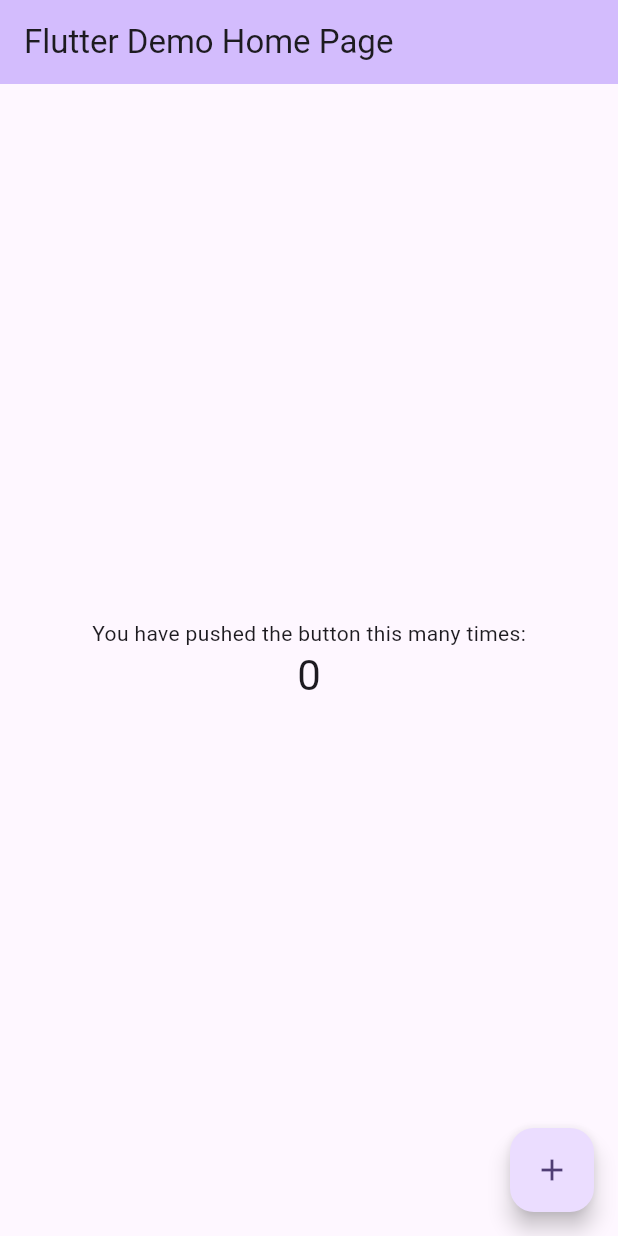
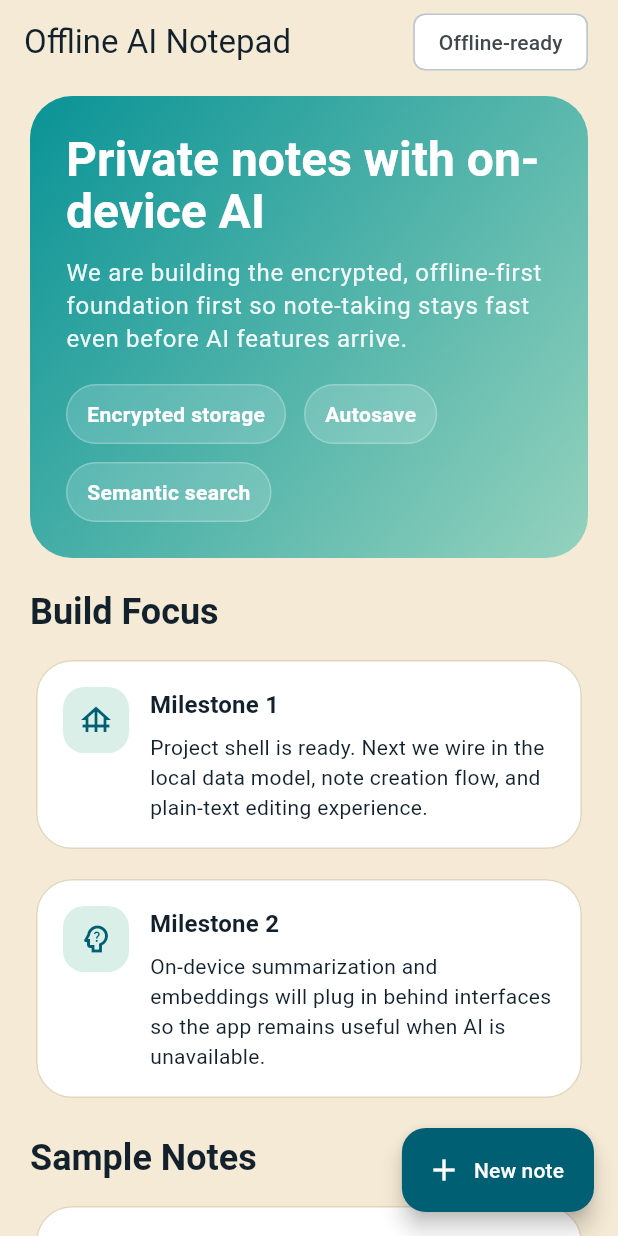
Before and after one commit to atikulmunna/offline-ai-notepad, a Flutter app: the screen it shows after launch, on a phone screen of 412 x 824 dp. Run offline on Flutter 3.47's test engine with Material 3 defaults, Android fonts, the phone set to English and light mode, and no system bars.

Commit message:
Replace template app with project shell

```diff
--- /dev/null
+++ b/lib/app/app.dart
@@ -0,0 +1,18 @@
+import 'package:flutter/material.dart';
+
+import 'theme/app_theme.dart';
+import '../features/notes/presentation/home_page.dart';
+
+class OfflineAiNotepadApp extends StatelessWidget {
+  const OfflineAiNotepadApp({super.key});
+
+  @override
+  Widget build(BuildContext context) {
+    return MaterialApp(
+      title: 'Offline AI Notepad',
+      debugShowCheckedModeBanner: false,
+      theme: AppTheme.light(),
+      home: const NotesHomePage(),
+    );
+  }
+}
--- /dev/null
+++ b/lib/app/theme/app_theme.dart
@@ -0,0 +1,68 @@
+import 'package:flutter/material.dart';
+
+class AppTheme {
+  static ThemeData light() {
+    const accent = Color(0xFF005F73);
+    const sand = Color(0xFFF4EAD5);
+    const ink = Color(0xFF12212C);
+
+    final colorScheme = ColorScheme.fromSeed(
+      seedColor: accent,
+      brightness: Brightness.light,
+      primary: accent,
+      secondary: const Color(0xFF94D2BD),
+      surface: Colors.white,
+    );
+
+    return ThemeData(
+      useMaterial3: true,
+      colorScheme: colorScheme,
+      scaffoldBackgroundColor: sand,
+      textTheme: const TextTheme(
+        headlineLarge: TextStyle(
+          fontSize: 32,
+          fontWeight: FontWeight.w700,
+          color: ink,
+          height: 1.1,
+        ),
+        headlineSmall: TextStyle(
+          fontSize: 24,
+          fontWeight: FontWeight.w700,
+          color: ink,
+        ),
+        titleMedium: TextStyle(
+          fontSize: 16,
+          fontWeight: FontWeight.w600,
+          color: ink,
+        ),
+        bodyLarge: TextStyle(
+          fontSize: 16,
+          color: ink,
+          height: 1.4,
+        ),
+        bodyMedium: TextStyle(
+          fontSize: 14,
+          color: ink,
+          height: 1.4,
+        ),
+      ),
+      appBarTheme: const AppBarTheme(
+        backgroundColor: Colors.transparent,
+        foregroundColor: ink,
+        elevation: 0,
+      ),
+      cardTheme: CardThemeData(
+        color: Colors.white,
+        elevation: 0,
+        shape: RoundedRectangleBorder(
+          borderRadius: BorderRadius.circular(24),
+          side: const BorderSide(color: Color(0xFFE2D6BE)),
+        ),
+      ),
+      floatingActionButtonTheme: const FloatingActionButtonThemeData(
+        backgroundColor: accent,
+        foregroundColor: Colors.white,
+      ),
+    );
+  }
+}
--- /dev/null
+++ b/lib/features/notes/presentation/home_page.dart
@@ -0,0 +1,223 @@
+import 'package:flutter/material.dart';
+
+class NotesHomePage extends StatelessWidget {
+  const NotesHomePage({super.key});
+
+  @override
+  Widget build(BuildContext context) {
+    final theme = Theme.of(context);
+
+    return Scaffold(
+      appBar: AppBar(
+        title: const Text('Offline AI Notepad'),
+        actions: const [
+          Padding(
+            padding: EdgeInsets.only(right: 20),
+            child: Chip(
+              label: Text('Offline-ready'),
+            ),
+          ),
+        ],
+      ),
+      floatingActionButton: FloatingActionButton.extended(
+        onPressed: () {},
+        icon: const Icon(Icons.add),
+        label: const Text('New note'),
+      ),
+      body: ListView(
+        padding: const EdgeInsets.fromLTRB(20, 8, 20, 100),
+        children: [
+          Container(
+            padding: const EdgeInsets.all(24),
+            decoration: BoxDecoration(
+              borderRadius: BorderRadius.circular(28),
+              gradient: const LinearGradient(
+                colors: [
+                  Color(0xFF0A9396),
+                  Color(0xFF94D2BD),
+                ],
+                begin: Alignment.topLeft,
+                end: Alignment.bottomRight,
+              ),
+            ),
+            child: Column(
+              crossAxisAlignment: CrossAxisAlignment.start,
+              children: [
+                Text(
+                  'Private notes with on-device AI',
+                  style: theme.textTheme.headlineLarge?.copyWith(
+                    color: Colors.white,
+                  ),
+                ),
+                const SizedBox(height: 12),
+                Text(
+                  'We are building the encrypted, offline-first foundation first so note-taking stays fast even before AI features arrive.',
+                  style: theme.textTheme.bodyLarge?.copyWith(
+                    color: Colors.white.withValues(alpha: 0.92),
+                  ),
+                ),
+                const SizedBox(height: 20),
+                Wrap(
+                  spacing: 12,
+                  runSpacing: 12,
+                  children: const [
+                    _FeaturePill(label: 'Encrypted storage'),
+                    _FeaturePill(label: 'Autosave'),
+                    _FeaturePill(label: 'Semantic search'),
+                  ],
+                ),
+              ],
+            ),
+          ),
+          const SizedBox(height: 20),
+          Text(
+            'Build Focus',
+            style: theme.textTheme.headlineSmall,
+          ),
+          const SizedBox(height: 12),
+          const _StatusCard(
+            title: 'Milestone 1',
+            body: 'Project shell is ready. Next we wire in the local data model, note creation flow, and plain-text editing experience.',
+            icon: Icons.foundation_outlined,
+          ),
+          const SizedBox(height: 12),
+          const _StatusCard(
+            title: 'Milestone 2',
+            body: 'On-device summarization and embeddings will plug in behind interfaces so the app remains useful when AI is unavailable.',
+            icon: Icons.psychology_alt_outlined,
+          ),
+          const SizedBox(height: 20),
+          Text(
+            'Sample Notes',
+            style: theme.textTheme.headlineSmall,
+          ),
+          const SizedBox(height: 12),
+          const _PreviewCard(
+            title: 'Research ideas',
+            body: 'Compare local vector search options and keep a graceful fallback when device support gets messy.',
+            badge: 'Pinned',
+          ),
+          const SizedBox(height: 12),
+          const _PreviewCard(
+            title: 'Release checklist',
+            body: 'Finish Android toolchain, scaffold architecture, and start note CRUD before AI integration.',
+            badge: 'Today',
+          ),
+        ],
+      ),
+    );
+  }
+}
+
+class _FeaturePill extends StatelessWidget {
+  const _FeaturePill({required this.label});
+
+  final String label;
+
+  @override
+  Widget build(BuildContext context) {
+    return DecoratedBox(
+      decoration: BoxDecoration(
+        color: Colors.white.withValues(alpha: 0.16),
+        borderRadius: BorderRadius.circular(999),
+        border: Border.all(color: Colors.white24),
+      ),
+      child: Padding(
+        padding: const EdgeInsets.symmetric(horizontal: 14, vertical: 10),
+        child: Text(
+          label,
+          style: const TextStyle(
+            color: Colors.white,
+            fontWeight: FontWeight.w600,
+          ),
+        ),
+      ),
+    );
+  }
+}
+
+class _StatusCard extends StatelessWidget {
+  const _StatusCard({
+    required this.title,
+    required this.body,
+    required this.icon,
+  });
+
+  final String title;
+  final String body;
+  final IconData icon;
+
+  @override
+  Widget build(BuildContext context) {
+    final theme = Theme.of(context);
+
+    return Card(
+      child: Padding(
+        padding: const EdgeInsets.all(18),
+        child: Row(
+          crossAxisAlignment: CrossAxisAlignment.start,
+          children: [
+            Container(
+              height: 44,
+              width: 44,
+              decoration: BoxDecoration(
+                color: theme.colorScheme.secondary.withValues(alpha: 0.35),
+                borderRadius: BorderRadius.circular(14),
+              ),
+              child: Icon(icon, color: theme.colorScheme.primary),
+            ),
+            const SizedBox(width: 14),
+            Expanded(
+              child: Column(
+                crossAxisAlignment: CrossAxisAlignment.start,
+                children: [
+                  Text(title, style: theme.textTheme.titleMedium),
+                  const SizedBox(height: 6),
+                  Text(body, style: theme.textTheme.bodyMedium),
+                ],
+              ),
+            ),
+          ],
+        ),
+      ),
+    );
+  }
+}
+
+class _PreviewCard extends StatelessWidget {
+  const _PreviewCard({
+    required this.title,
+    required this.body,
+    required this.badge,
+  });
+
+  final String title;
+  final String body;
+  final String badge;
+
+  @override
+  Widget build(BuildContext context) {
+    final theme = Theme.of(context);
+
+    return Card(
+      child: Padding(
+        padding: const EdgeInsets.all(18),
+        child: Column(
+          crossAxisAlignment: CrossAxisAlignment.start,
+          children: [
+            Row(
+              children: [
+                Expanded(
+                  child: Text(title, style: theme.textTheme.titleMedium),
+                ),
+                Chip(label: Text(badge)),
+              ],
+            ),
+            const SizedBox(height: 10),
+            Text(body, style: theme.textTheme.bodyMedium),
+          ],
+        ),
+      ),
+    );
+  }
+}
--- a/lib/main.dart
+++ b/lib/main.dart
@@ -1,122 +1,8 @@
-import 'package:flutter/material.dart';
+import 'package:flutter/widgets.dart';
+
+import 'app/app.dart';
 
 void main() {
-  runApp(const MyApp());
+  WidgetsFlutterBinding.ensureInitialized();
+  runApp(const OfflineAiNotepadApp());
 }
-
-class MyApp extends StatelessWidget {
-  const MyApp({super.key});
-
-  // This widget is the root of your application.
-  @override
-  Widget build(BuildContext context) {
-    return MaterialApp(
-      title: 'Flutter Demo',
-      theme: ThemeData(
-        // This is the theme of your application.
-        //
-        // TRY THIS: Try running your application with "flutter run". You'll see
-        // the application has a purple toolbar. Then, without quitting the app,
-        // try changing the seedColor in the colorScheme below to Colors.green
-        // and then invoke "hot reload" (save your changes or press the "hot
-        // reload" button in a Flutter-supported IDE, or press "r" if you used
-        // the command line to start the app).
-        //
-        // Notice that the counter didn't reset back to zero; the application
-        // state is not lost during the reload. To reset the state, use hot
-        // restart instead.
-        //
-        // This works for code too, not just values: Most code changes can be
-        // tested with just a hot reload.
-        colorScheme: .fromSeed(seedColor: Colors.deepPurple),
-      ),
-      home: const MyHomePage(title: 'Flutter Demo Home Page'),
-    );
-  }
-}
-
-class MyHomePage extends StatefulWidget {
-  const MyHomePage({super.key, required this.title});
-
-  // This widget is the home page of your application. It is stateful, meaning
-  // that it has a State object (defined below) that contains fields that affect
-  // how it looks.
-
-  // This class is the configuration for the state. It holds the values (in this
-  // case the title) provided by the parent (in this case the App widget) and
-  // used by the build method of the State. Fields in a Widget subclass are
-  // always marked "final".
-
-  final String title;
-
-  @override
-  State<MyHomePage> createState() => _MyHomePageState();
-}
-
-class _MyHomePageState extends State<MyHomePage> {
-  int _counter = 0;
-
-  void _incrementCounter() {
-    setState(() {
-      // This call to setState tells the Flutter framework that something has
-      // changed in this State, which causes it to rerun the build method below
-      // so that the display can reflect the updated values. If we changed
-      // _counter without calling setState(), then the build method would not be
-      // called again, and so nothing would appear to happen.
-      _counter++;
-    });
-  }
-
-  @override
-  Widget build(BuildContext context) {
-    // This method is rerun every time setState is called, for instance as done
-    // by the _incrementCounter method above.
-    //
-    // The Flutter framework has been optimized to make rerunning build methods
-    // fast, so that you can just rebuild anything that needs updating rather
-    // than having to individually change instances of widgets.
-    return Scaffold(
-      appBar: AppBar(
-        // TRY THIS: Try changing the color here to a specific color (to
-        // Colors.amber, perhaps?) and trigger a hot reload to see the AppBar
-        // change color while the other colors stay the same.
-        backgroundColor: Theme.of(context).colorScheme.inversePrimary,
-        // Here we take the value from the MyHomePage object that was created by
-        // the App.build method, and use it to set our appbar title.
-        title: Text(widget.title),
-      ),
-      body: Center(
-        // Center is a layout widget. It takes a single child and positions it
-        // in the middle of the parent.
-        child: Column(
-          // Column is also a layout widget. It takes a list of children and
-          // arranges them vertically. By default, it sizes itself to fit its
-          // children horizontally, and tries to be as tall as its parent.
-          //
-          // Column has various properties to control how it sizes itself and
-          // how it positions its children. Here we use mainAxisAlignment to
-          // center the children vertically; the main axis here is the vertical
-          // axis because Columns are vertical (the cross axis would be
-          // horizontal).
-          //
-          // TRY THIS: Invoke "debug painting" (choose the "Toggle Debug Paint"
-          // action in the IDE, or press "p" in the console), to see the
-          // wireframe for each widget.
-          mainAxisAlignment: .center,
-          children: [
-            const Text('You have pushed the button this many times:'),
-            Text(
-              '$_counter',
-              style: Theme.of(context).textTheme.headlineMedium,
-            ),
-          ],
-        ),
-      ),
-      floatingActionButton: FloatingActionButton(
-        onPressed: _incrementCounter,
-        tooltip: 'Increment',
-        child: const Icon(Icons.add),
-      ),
-    );
-  }
-}
```
Also changed, not shown: 2 other files.
